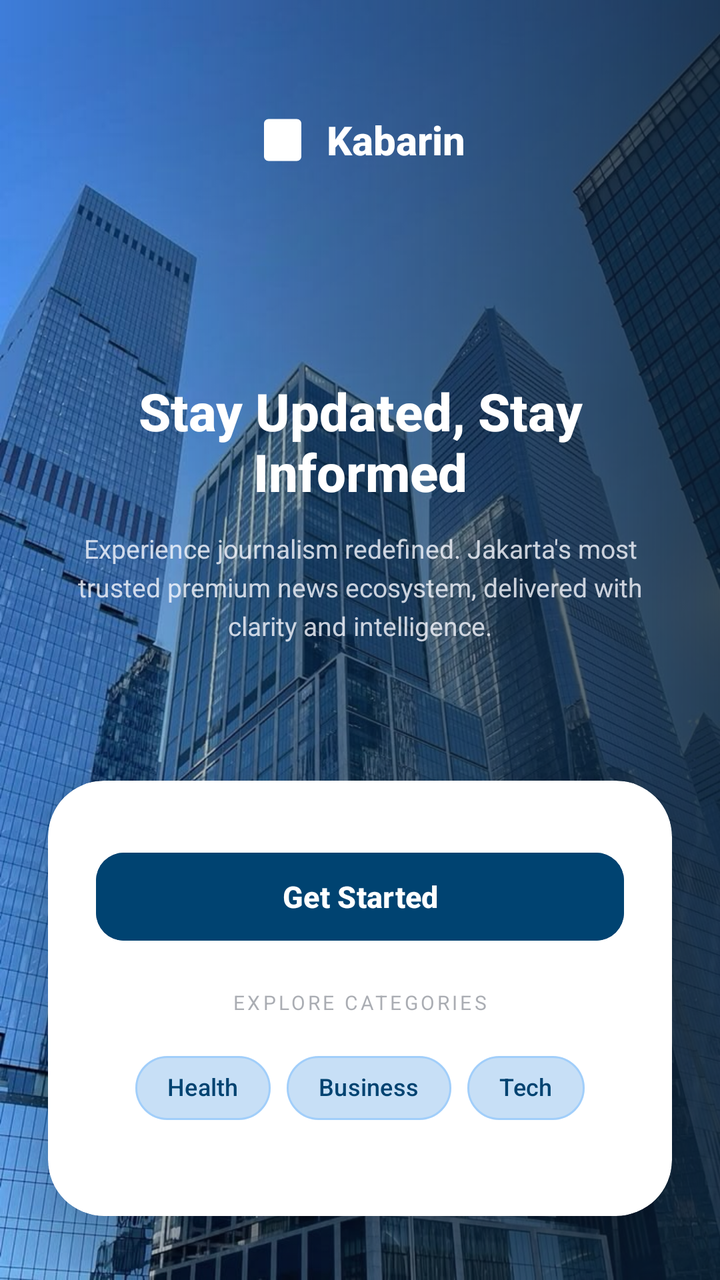
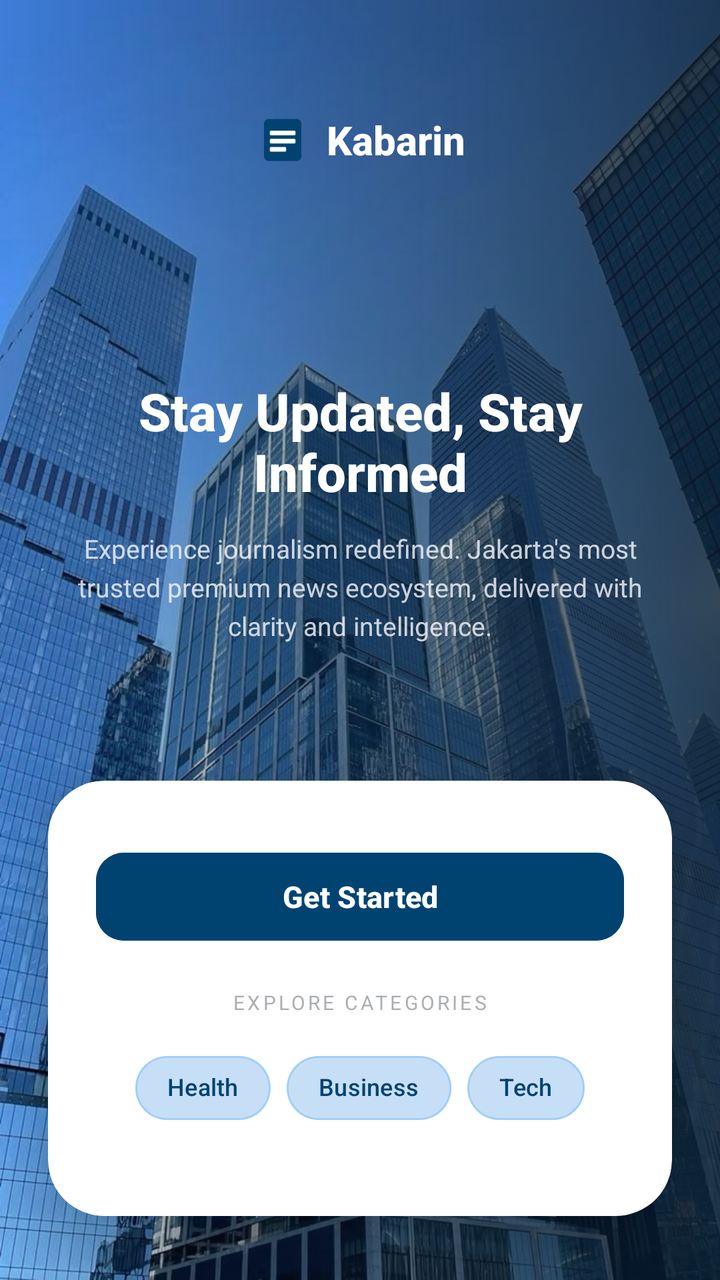

Two renders of the same Android screen: before a commit and after it. Below are the layout's source before the change and the commit's diff.
<!-- AndroidManifest.xml: application theme Theme.Kabarin -->
<!-- res/layout/activity_welcome.xml -->
<?xml version="1.0" encoding="utf-8"?>
<androidx.constraintlayout.widget.ConstraintLayout
    xmlns:android="http://schemas.android.com/apk/res/android"
    xmlns:app="http://schemas.android.com/apk/res-auto"
    xmlns:tools="http://schemas.android.com/tools"
    android:layout_width="match_parent"
    android:layout_height="match_parent"
    android:background="#0A1D2D"
    tools:context="activity.WelcomeActivity">

    
    <ImageView
        android:id="@+id/imgBackground"
        android:layout_width="0dp"
        android:layout_height="0dp"
        android:scaleType="centerCrop"
        android:src="@drawable/bg_welcom"
        android:contentDescription="Background"
        app:layout_constraintTop_toTopOf="parent"
        app:layout_constraintBottom_toBottomOf="parent"
        app:layout_constraintStart_toStartOf="parent"
        app:layout_constraintEnd_toEndOf="parent" />

    

    

    

    <View
        android:id="@+id/viewOverlay"
        android:layout_width="0dp"
        android:layout_height="0dp"
        android:background="@drawable/bg_welcome_overlay"
        app:layout_constraintBottom_toBottomOf="parent"
        app:layout_constraintEnd_toEndOf="parent"
        app:layout_constraintHorizontal_bias="0.0"
        app:layout_constraintStart_toStartOf="parent"
        app:layout_constraintTop_toTopOf="parent"
        app:layout_constraintVertical_bias="0.0" />

    <LinearLayout
        android:id="@+id/layoutBrandAnchor"
        android:layout_width="wrap_content"
        android:layout_height="wrap_content"
        android:orientation="horizontal"
        android:gravity="center_vertical"
        android:layout_marginTop="56dp"
        app:layout_constraintTop_toTopOf="parent"
        app:layout_constraintStart_toStartOf="parent"
        app:layout_constraintEnd_toEndOf="parent">

        <ImageView
            android:layout_width="28dp"
            android:layout_height="28dp"
            android:contentDescription="Kabarin Icon"
            android:src="@drawable/ic_kabarin_logo"
            app:tint="#FFFFFF" />

        <TextView
            android:layout_width="wrap_content"
            android:layout_height="wrap_content"
            android:layout_marginStart="8dp"
            android:fontFamily="sans-serif-medium"
            android:text="Kabarin"
            android:textColor="#FFFFFF"
            android:textSize="20sp"
            android:textStyle="bold" />

    </LinearLayout>

    

    

    

    <TextView
        android:id="@+id/tvHeadline"
        android:layout_width="0dp"
        android:layout_height="wrap_content"
        android:layout_marginStart="24dp"
        android:layout_marginTop="104dp"
        android:layout_marginEnd="24dp"
        android:fontFamily="sans-serif-medium"
        android:gravity="center"
        android:text="Stay Updated, Stay Informed"
        android:textColor="#FFFFFF"
        android:textSize="26sp"
        android:textStyle="bold"
        app:layout_constraintEnd_toEndOf="parent"
        app:layout_constraintHorizontal_bias="0.0"
        app:layout_constraintStart_toStartOf="parent"
        app:layout_constraintTop_toBottomOf="@id/layoutBrandAnchor" />

    <TextView
        android:id="@+id/tvDescription"
        android:layout_width="0dp"
        android:layout_height="wrap_content"
        android:layout_marginStart="32dp"
        android:layout_marginTop="12dp"
        android:layout_marginEnd="32dp"
        android:fontFamily="sans-serif"
        android:gravity="center"
        android:lineSpacingExtra="4dp"
        android:text="Experience journalism redefined. Jakarta\'s most trusted premium news ecosystem, delivered with clarity and intelligence."
        android:textColor="#CCF7F9FF"
        android:textSize="13sp"
        app:layout_constraintEnd_toEndOf="parent"
        app:layout_constraintHorizontal_bias="0.0"
        app:layout_constraintStart_toStartOf="parent"
        app:layout_constraintTop_toBottomOf="@id/tvHeadline" />

    <androidx.cardview.widget.CardView
        android:id="@+id/cardBottomSheet"
        android:layout_width="0dp"
        android:layout_height="wrap_content"
        android:layout_marginStart="24dp"
        android:layout_marginEnd="24dp"
        android:layout_marginBottom="32dp"
        app:cardCornerRadius="28dp"
        app:cardElevation="16dp"
        app:cardBackgroundColor="#FFFFFF"
        app:layout_constraintBottom_toBottomOf="parent"
        app:layout_constraintStart_toStartOf="parent"
        app:layout_constraintEnd_toEndOf="parent">

        <LinearLayout
            android:layout_width="match_parent"
            android:layout_height="wrap_content"
            android:orientation="vertical"
            android:gravity="center"
            android:paddingStart="24dp"
            android:paddingEnd="24dp"
            android:paddingTop="32dp"
            android:paddingBottom="40dp">

            
            <Button
                android:id="@+id/btnGetStarted"
                android:layout_width="match_parent"
                android:layout_height="52dp"
                android:text="Get Started"
                android:textColor="#FFFFFF"
                android:textSize="15sp"
                android:textStyle="bold"
                android:fontFamily="sans-serif-medium"
                android:backgroundTint="#004371"
                android:stateListAnimator="@null"
                app:cornerRadius="14dp" />

            
            <TextView
                android:id="@+id/tvExploreLabel"
                android:layout_width="wrap_content"
                android:layout_height="wrap_content"
                android:layout_marginTop="20dp"
                android:text="EXPLORE CATEGORIES"
                android:textColor="#99727780"
                android:textSize="10sp"
                android:letterSpacing="0.14"
                android:fontFamily="sans-serif" />

            
            <com.google.android.material.chip.ChipGroup
                android:id="@+id/chipGroupCategories"
                android:layout_width="wrap_content"
                android:layout_height="wrap_content"
                android:layout_marginTop="12dp"
                app:singleLine="true">

                <com.google.android.material.chip.Chip
                    android:id="@+id/chipPolitics"
                    android:layout_width="wrap_content"
                    android:layout_height="wrap_content"
                    android:text="Health"
                    android:textColor="#004371"
                    android:textSize="12sp"
                    app:chipBackgroundColor="#3377BBFD"
                    app:chipStrokeColor="#7777BBFD"
                    app:chipStrokeWidth="1dp"
                    app:chipCornerRadius="100dp"
                    app:rippleColor="#3377BBFD" />

                <com.google.android.material.chip.Chip
                    android:id="@+id/chipBusiness"
                    android:layout_width="wrap_content"
                    android:layout_height="wrap_content"
                    android:text="Business"
                    android:textColor="#004371"
                    android:textSize="12sp"
                    app:chipBackgroundColor="#3377BBFD"
                    app:chipStrokeColor="#7777BBFD"
                    app:chipStrokeWidth="1dp"
                    app:chipCornerRadius="100dp"
                    app:rippleColor="#3377BBFD" />

                <com.google.android.material.chip.Chip
                    android:id="@+id/chipTech"
                    android:layout_width="wrap_content"
                    android:layout_height="wrap_content"
                    android:text="Tech"
                    android:textColor="#004371"
                    android:textSize="12sp"
                    app:chipBackgroundColor="#3377BBFD"
                    app:chipStrokeColor="#7777BBFD"
                    app:chipStrokeWidth="1dp"
                    app:chipCornerRadius="100dp"
                    app:rippleColor="#3377BBFD" />

            </com.google.android.material.chip.ChipGroup>

        </LinearLayout>
    </androidx.cardview.widget.CardView>

</androidx.constraintlayout.widget.ConstraintLayout>
<!-- resources referenced by this layout -->
<resources>
  <!-- drawable bg_welcom: jpg bitmap (drawable, 190714 bytes) -->
  <!-- drawable bg_welcome_overlay (drawable) -->
  <?xml version="1.0" encoding="utf-8"?>
  <shape xmlns:android="http://schemas.android.com/apk/res/android">
      <gradient
          android:type="linear"
          android:angle="180"
          android:startColor="#CC0A1D2D"
          android:centerColor="#660A1D2D"
          android:endColor="#000A1D2D"
          android:centerY="0.55" />
  </shape>
  <!-- drawable ic_kabarin_logo (drawable) -->
  <?xml version="1.0" encoding="utf-8"?>
  <vector xmlns:android="http://schemas.android.com/apk/res/android"
      android:width="48dp"
      android:height="48dp"
      android:viewportWidth="48"
      android:viewportHeight="48">
  
      
      <path
          android:fillColor="#004371"
          android:pathData="M8,10 C8,7.79 9.79,6 12,6 L36,6 C38.21,6 40,7.79 40,10 L40,38 C40,40.21 38.21,42 36,42 L12,42 C9.79,42 8,40.21 8,38 Z" />
  
      
      <path
          android:fillColor="#FFFFFF"
          android:pathData="M14,16 L34,16 C34.55,16 35,16.45 35,17 L35,19 C35,19.55 34.55,20 34,20 L14,20 C13.45,20 13,19.55 13,19 L13,17 C13,16.45 13.45,16 14,16 Z" />
  
      
      <path
          android:fillColor="#FFFFFF"
          android:pathData="M14,23 L34,23 C34.55,23 35,23.45 35,24 L35,26 C35,26.55 34.55,27 34,27 L14,27 C13.45,27 13,26.55 13,26 L13,24 C13,23.45 13.45,23 14,23 Z" />
  
      
      <path
          android:fillColor="#FFFFFF"
          android:pathData="M14,30 L26,30 C26.55,30 27,30.45 27,31 L27,33 C27,33.55 26.55,34 26,34 L14,34 C13.45,34 13,33.55 13,33 L13,31 C13,30.45 13.45,30 14,30 Z" />
  
  </vector>
  <style name="Theme.Kabarin" parent="Base.Theme.Kabarin" />
  <style name="Base.Theme.Kabarin" parent="Theme.Material3.DayNight.NoActionBar">
          <item name="colorPrimary">#1565C0</item>
          <item name="colorOnPrimary">#FFFFFF</item>
          <item name="colorPrimaryContainer">#D0E4F7</item>
  
          <item name="android:windowBackground">#F5F7FA</item>
          <item name="colorSurface">#FFFFFF</item>
          <item name="colorOnSurface">#0D1B2A</item>
          <item name="colorOnSurfaceVariant">#5A6878</item>
          <item name="colorOutline">#E8ECF0</item>
      </style>
</resources>

<!-- the commit's change to res/layout/activity_welcome.xml (unified diff, before → after) -->
@@ -54,8 +54,7 @@
             android:layout_width="28dp"
             android:layout_height="28dp"
             android:contentDescription="Kabarin Icon"
-            android:src="@drawable/ic_kabarin_logo"
-            app:tint="#FFFFFF" />
+            android:src="@drawable/ic_kabarin_logo" />
 
         <TextView
             android:layout_width="wrap_content"
<!-- resource entries referenced after the edit -->
@@ -52,6 +52,9 @@
           <item name="colorOnSurface">#0D1B2A</item>
           <item name="colorOnSurfaceVariant">#5A6878</item>
           <item name="colorOutline">#E8ECF0</item>
+  
+          
+          <item name="colorControlNormal">?attr/colorOnSurface</item>
       </style>
 </resources>
 
